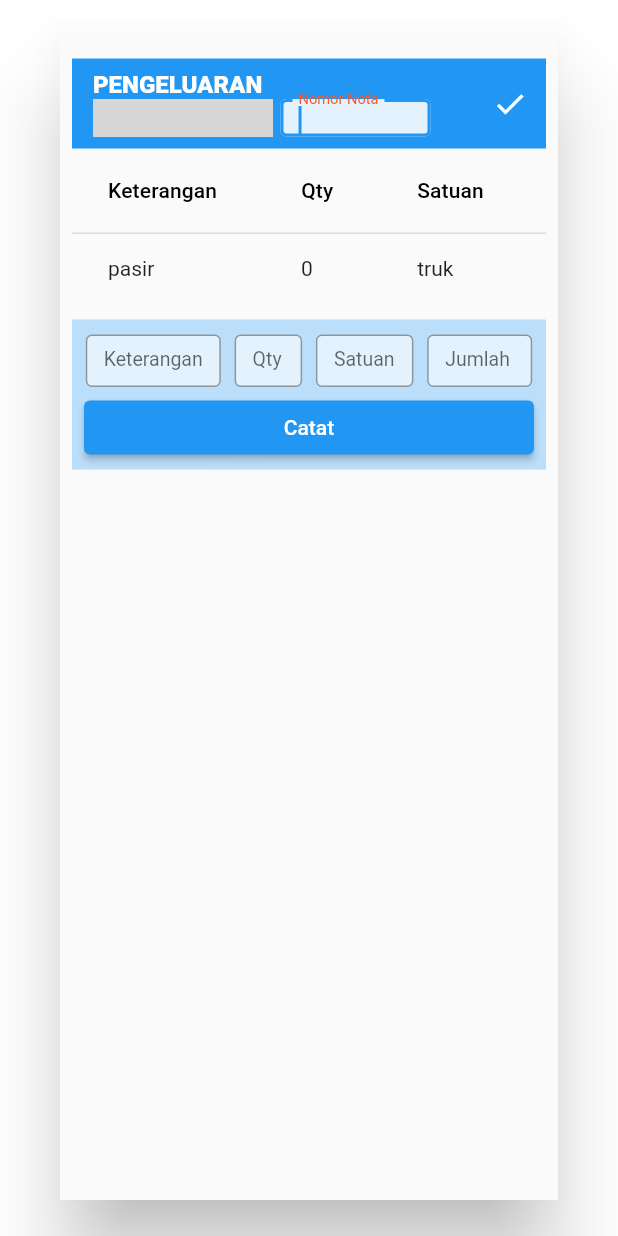
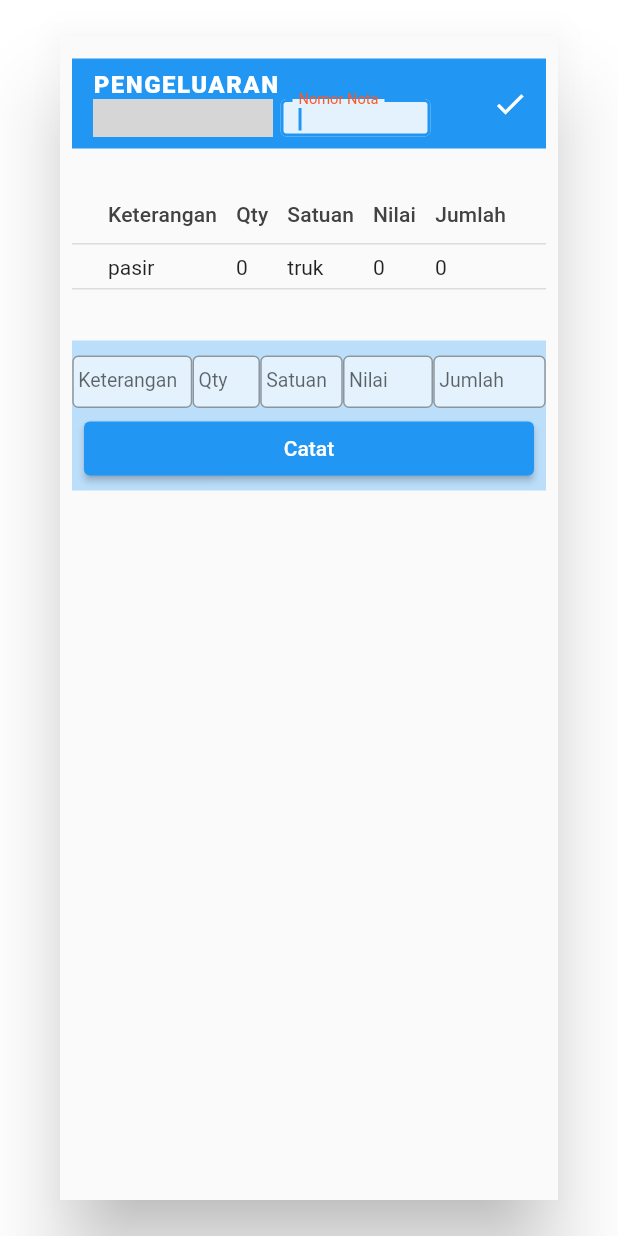
Before and after one commit to getuget/bsi_project, a Flutter app: the CopyFormJelekongOut screen opened directly, after a tap on "Catat", on a phone screen of 412 x 824 dp. Run offline on Flutter 3.47's test engine with Material 2 defaults, Android fonts, the phone set to English and light mode, and no system bars; our stand-ins replace datetime_picker_formfield_new, flutter_hooks, flutter_riverpod, hooks_riverpod; missing offline and left inert: gsheets; key blocks and very long unbroken strings in the code were emptied for the run; grey boxes are pictures that could not be loaded.

Commit message:
edit expense form dialog

```diff
--- a/lib/presentation/pages/pages/forms/expense_form.dart
+++ b/lib/presentation/pages/pages/forms/expense_form.dart
@@ -14,14 +14,15 @@ class CopyFormJelekongOut extends HookConsumerWidget {
 
   @override
   Widget build(BuildContext context, WidgetRef ref) {
-    final scrollController = useScrollController();
+    // final scrollController = useScrollController();
 
     final dateController = useTextEditingController();
+    final nomorNotaController = useTextEditingController();
     final keteranganController = useTextEditingController();
-    final nilaiController = useTextEditingController();
     final qtyController = useTextEditingController();
     final satuanController = useTextEditingController();
-    final nomorNotaController = useTextEditingController();
+    final nilaiController = useTextEditingController();
+    final jumlahController = useTextEditingController();
 
     final noNotaFocusNode = useFocusNode();
     final keteranganFocusNode = useFocusNode();
@@ -33,15 +34,26 @@ class CopyFormJelekongOut extends HookConsumerWidget {
     final initialValue = DateTime.now();
     final format = DateFormat("dd MMM, yyyy  HH:mm");
 
-    final idProvider = Provider<String>((ref) => Pengeluaran().id!);
-    const uuid = Uuid();
+    // final idProvider = Provider<String>((ref) => Pengeluaran().id!);
+    // const uuid = Uuid();
+    var _uuid = const Uuid();
+
+    TextStyle formTextStyle() {
+      return const TextStyle(
+        overflow: TextOverflow.fade,
+        fontSize: 13,
+      );
+    }
 
     InputDecoration input(String labelName) {
       return InputDecoration(
         labelText: labelName,
         labelStyle: const TextStyle(fontSize: 13),
         border: const OutlineInputBorder(
-              borderSide: BorderSide(color: Colors.black45)));
+          borderSide: BorderSide(color: Colors.black45),
+        ),
+        contentPadding: const EdgeInsets.fromLTRB(4, 0, 8, 0),
+      );
     }
 
     BoxDecoration boxDecoration() {
@@ -51,16 +63,38 @@ class CopyFormJelekongOut extends HookConsumerWidget {
       );
     }
 
+    ConstrainedBox constrained(Widget child) {
+      return ConstrainedBox(
+        constraints: const BoxConstraints(
+          maxWidth: 100,
+          // maxHeight: 80,
+        ),
+        child: child,
+      );
+    }
+
+    TextStyle labelStyle() {
+      return TextStyle(
+        color: Colors.grey[800],
+        // letterSpacing: 0.5,
+      );
+    }
+
     final postPengeluaran = ref.watch(pengeluaranListProvider);
-    final Object? list = ref.watch(pengeluaranProvider);
-    final mmap = ref.watch(exMapProvider);
+    // final Object? list = ref.watch(pengeluaranProvider);
+    // final mmap = ref.watch(exMapProvider);
+
+    int? noNota;
+    int? jumlah;
 
     return Dialog(
       child: Scaffold(
         resizeToAvoidBottomInset: true,
         body: Padding(
           padding: const EdgeInsets.symmetric(horizontal: 8),
-          child: Column(
+          child: ListView(
+            shrinkWrap: true,
+            physics: const NeverScrollableScrollPhysics(),
             children: [
               const SizedBox(height: 15),
               Container(
@@ -82,6 +116,7 @@ class CopyFormJelekongOut extends HookConsumerWidget {
                               color: Colors.white,
                               fontWeight: FontWeight.w800,
                               fontSize: 16,
+                              letterSpacing: 1.0,
                             ),
                           ),
                           Row(
@@ -130,6 +165,7 @@ class CopyFormJelekongOut extends HookConsumerWidget {
                                   controller: nomorNotaController,
                                   focusNode: noNotaFocusNode,
                                   keyboardType: TextInputType.number,
+                                  style: formTextStyle(),
                                   decoration: InputDecoration(
                                     labelText: 'Nomor Nota',
                                     labelStyle: TextStyle(
@@ -147,6 +183,10 @@ class CopyFormJelekongOut extends HookConsumerWidget {
                                   onSubmitted: (value) {
                                     // Focus.of(context)
                                     keteranganFocusNode.requestFocus();
+                                  },
+                                  onChanged: (val) {
+                                    noNota = int.tryParse(val);
+                                    debugPrint('$noNota');
                                   },
                                 ),
                               ),
@@ -166,35 +206,37 @@ class CopyFormJelekongOut extends HookConsumerWidget {
                   ),
                 ),
               ),
-              SingleChildScrollView(
-                scrollDirection: Axis.horizontal,
+              Padding(
+                padding: const EdgeInsets.symmetric(vertical: 24.0),
                 child: ConstrainedBox(
                   constraints: const BoxConstraints(
                     maxHeight: 450,
                     minHeight: 70,
                   ),
-                  child: RawScrollbar(
-                    controller: scrollController,
                   child: DataTable(
-                      columns: const [
-                        DataColumn(label: Text('Keterangan')),
-                        DataColumn(label: Text('Qty')),
-                        DataColumn(label: Text('Satuan')),
-                        DataColumn(label: Text('Harga')),
-                        DataColumn(label: Text('Jumlah')),
+                    columnSpacing: 10,
+                    dataRowHeight: 30,
+                    headingRowHeight: 40,
+                    showBottomBorder: true,
+                    columns: [
+                      DataColumn(
+                          label: Text('Keterangan', style: labelStyle())),
+                      DataColumn(label: Text('Qty', style: labelStyle())),
+                      DataColumn(label: Text('Satuan', style: labelStyle())),
+                      DataColumn(label: Text('Nilai', style: labelStyle())),
+                      DataColumn(label: Text('Jumlah', style: labelStyle())),
                     ],
                     rows: postPengeluaran
                         .map((e) => DataRow(
                               cells: [
-                                  DataCell(Text(e.keterangan!)),
-                                  DataCell(Text(e.banyaknya!)),
-                                  DataCell(Text(e.satuan!)),
-                                  DataCell(Text(e.nilai!)),
-                                  DataCell(Text(e.jumlah!)),
+                                DataCell(constrained(Text(e.keterangan!))),
+                                DataCell(constrained(Text(e.banyaknya!))),
+                                DataCell(constrained(Text(e.satuan!))),
+                                DataCell(constrained(Text(e.nilai!))),
+                                DataCell(constrained(Text(e.jumlah!))),
                               ],
                             ))
                         .toList(),
-                    ),
                   ),
                 ),
               ),
@@ -212,14 +254,16 @@ class CopyFormJelekongOut extends HookConsumerWidget {
                         mainAxisAlignment: MainAxisAlignment.spaceEvenly,
                         children: [
                           Container(
-                            width: 90,
+                            width: 80,
                             height: 35,
                             decoration: boxDecoration(),
                             child: TextFormField(
+                              maxLines: 1,
                               controller: keteranganController,
                               focusNode: keteranganFocusNode,
                               textInputAction: TextInputAction.next,
                               decoration: input('Keterangan'),
+                              style: formTextStyle(),
                               onFieldSubmitted: (value) {
                                 qtyFocusNode.requestFocus();
                               },
@@ -235,13 +279,23 @@ class CopyFormJelekongOut extends HookConsumerWidget {
                               textInputAction: TextInputAction.next,
                               keyboardType: TextInputType.number,
                               decoration: input("Qty"),
+                              style: formTextStyle(),
                               onFieldSubmitted: (value) {
                                 satuanFocusNode.requestFocus();
+                              },
+                              onChanged: (val) {
+                                if (nilaiController.text.trim().isNotEmpty) {
+                                  var x = int.tryParse(qtyController.text);
+                                  var y = int.tryParse(nilaiController.text);
+                                  jumlah = x! * y!;
+                                  jumlahController.text = jumlah.toString();
+                                }
+                                debugPrint('Jumlah: $jumlah');
                               },
                             ),
                           ),
                           Container(
-                            width: 65,
+                            width: 55,
                             height: 35,
                             decoration: boxDecoration(),
                             child: TextFormField(
@@ -249,13 +303,14 @@ class CopyFormJelekongOut extends HookConsumerWidget {
                               focusNode: satuanFocusNode,
                               textInputAction: TextInputAction.next,
                               decoration: input('Satuan'),
+                              style: formTextStyle(),
                               onFieldSubmitted: (value) {
                                 jumlahFocusNode.requestFocus();
                               },
                             ),
                           ),
                           Container(
-                            width: 70,
+                            width: 60,
                             height: 35,
                             decoration: boxDecoration(),
                             child: TextFormField(
@@ -263,12 +318,35 @@ class CopyFormJelekongOut extends HookConsumerWidget {
                               focusNode: jumlahFocusNode,
                               keyboardType: TextInputType.number,
                               textInputAction: TextInputAction.next,
-                              decoration: input('Jumlah'),
+                              decoration: input('Nilai'),
+                              style: formTextStyle(),
                               onFieldSubmitted: (value) {
-                                // Focus.of(context)
-                                //     .requestFocus(tombolCatatFocusNode);
                                 tombolCatatFocusNode.requestFocus();
                               },
+                              onChanged: (val) {
+                                if (qtyController.text.trim().isNotEmpty) {
+                                  var x = int.tryParse(qtyController.text);
+                                  var y = int.tryParse(nilaiController.text);
+                                  jumlah = x! * y!;
+                                  jumlahController.text = jumlah.toString();
+                                }
+                                debugPrint('Jumlah: $jumlah');
+                              },
+                            ),
+                          ),
+                          Container(
+                            width: 75,
+                            height: 35,
+                            decoration: boxDecoration(),
+                            child: TextFormField(
+                              readOnly: true,
+                              controller: jumlahController,
+                              focusNode: jumlahFocusNode,
+                              keyboardType: TextInputType.number,
+                              textInputAction: TextInputAction.next,
+                              decoration: input('Jumlah'),
+                              style: formTextStyle(),
+                              onChanged: (val) {},
                             ),
                           ),
                         ],
@@ -278,22 +356,19 @@ class CopyFormJelekongOut extends HookConsumerWidget {
                     ElevatedButton(
                       focusNode: tombolCatatFocusNode,
                       style: ElevatedButton.styleFrom(
-                          // backgroundColor: tombolCatatFocusNode.hasFocus
-                          //     ? Colors.deepOrange
-                          //     : null,
                           fixedSize: const Size.fromWidth(300)),
                       onPressed: () {
                         ref
                             .read(pengeluaranListProvider.notifier)
                             .addPengeluaran(
-                              '$uuid',
-                              int.parse(nomorNotaController.text),
+                              _uuid.v4(),
+                              noNota!,
                               dateController.text,
                               qtyController.text,
                               keteranganController.text,
-                              'buah',
+                              satuanController.text,
                               nilaiController.text,
-                              null,
+                              jumlahController.text,
                             );
                         debugPrint('$pengeluaranListProvider');
                       },
```
Lines whose indentation alone changed are shown as unchanged.
